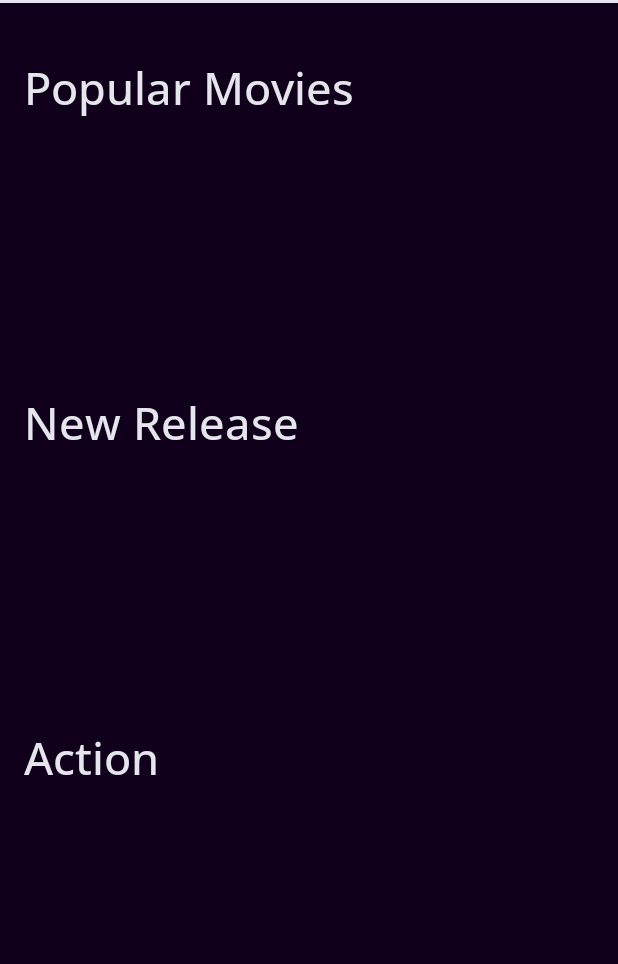
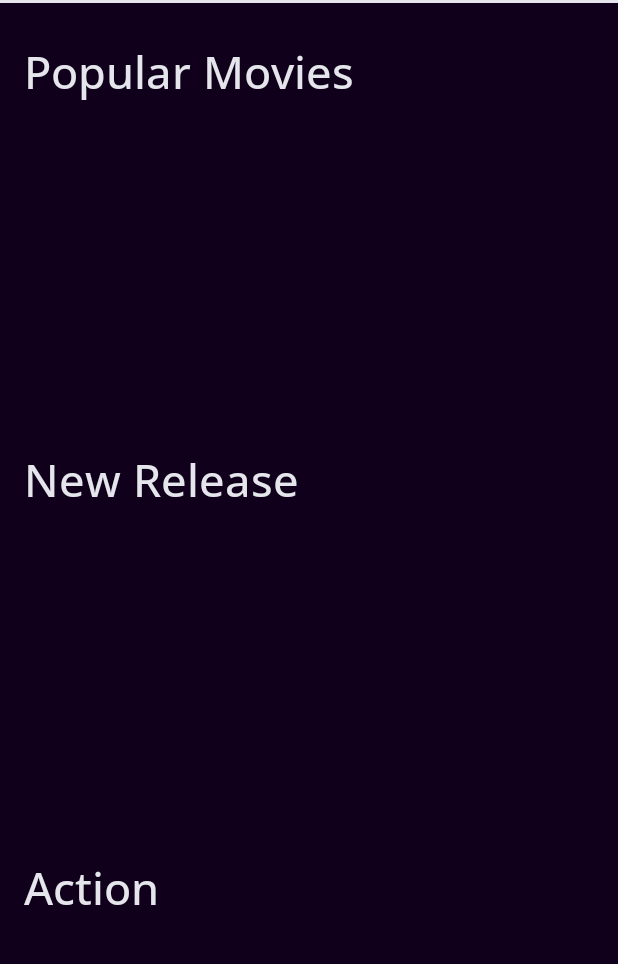
Before and after one commit to MaryGaney/CineCritique, an Android app: the screen it shows after launch (MainActivity), on a phone screen of 412 x 824 dp, the part 73-1037 px from its top. Run offline under Robolectric (Android 15) with nearby library versions, the light colour scheme and no system bars; our stand-ins replace Firebase (no records; nobody signed in at launch, a user with empty details on screens opened directly); libraries missing offline, so code that uses them is left out: com.firebase.ui, org.chromium.net; pictures from the network do not load; 4 statements that could not run were skipped.

Commit message:
movies displaying and are clickable, starting on individual movie page now as well as genre buttons page

```diff
--- a/app/src/main/java/com/example/cinecritique/IndMovie.kt
+++ b/app/src/main/java/com/example/cinecritique/IndMovie.kt
@@ -2,7 +2,6 @@ package com.example.cinecritique
 
 import android.content.Intent
 import android.os.Bundle
-import android.widget.ImageView
 import android.widget.ImageView
 import android.widget.TextView
 import androidx.activity.enableEdgeToEdge
@@ -22,11 +21,11 @@ class IndMovie : AppCompatActivity() {
         }
 
         //profile pic image takes you to user page
-        val pfp: ImageView = findViewById(R.id.pfp)
+        val pfp: ImageView = findViewById(R.id.userpic)
         //val pf: ImageView = findViewById(R.id.imageView)
         pfp.setOnClickListener {
             val intent = Intent(this, UserPage::class.java)
-            startActivityForResult(intent, ADD_TASK_REQUEST_CODE)
+            startActivity(intent)
         }
 
         // Retrieve data passed via Intent
--- a/app/src/main/java/com/example/cinecritique/MainActivity.kt
+++ b/app/src/main/java/com/example/cinecritique/MainActivity.kt
@@ -108,6 +108,7 @@ class MainActivity : AppCompatActivity() {
             Log.i("MYTAG", "failed sign in")
         }
     }
+
     private fun setupAdapter(recyclerView: RecyclerView, movies: List<Movie>) {
         val adapter = MovieAdapter(movies) { movie ->
             val intent = Intent(this, IndMovie::class.java).apply {
@@ -154,7 +155,9 @@ class MainActivity : AppCompatActivity() {
                                 poster_path = map["poster_path"] as String
                             )
                         }
+
                         (recyclerView.adapter as MovieAdapter).updateMovies(movies)
+                        setupAdapter(recyclerView, movies)
                     } else {
                         fetchMovies(genreName, genreId) { movies ->
                             val movieData = mapOf(
@@ -177,6 +180,7 @@ class MainActivity : AppCompatActivity() {
                                 }
 
                             (recyclerView.adapter as MovieAdapter).updateMovies(movies)
+                            setupAdapter(recyclerView, movies)
                         }
                     }
                 }.addOnFailureListener { e ->
--- a/app/src/main/res/layout/activity_main.xml
+++ b/app/src/main/res/layout/activity_main.xml
@@ -39,8 +39,9 @@
         app:layout_constraintTop_toBottomOf="@id/titleText"/>
     <ScrollView
         android:layout_width="match_parent"
-        android:layout_height="660dp"
-        android:layout_marginTop="15dp"
+        android:layout_marginTop="55dp"
+        android:layout_height="match_parent"
+
         app:layout_constraintTop_toBottomOf="@id/horzLine">
         <androidx.constraintlayout.widget.ConstraintLayout
             android:layout_width="match_parent"
@@ -61,7 +62,7 @@
         <androidx.recyclerview.widget.RecyclerView
             android:id="@+id/popularRecycle"
             android:layout_width="387dp"
-            android:layout_height="151dp"
+            android:layout_height="200dp"
             android:layout_marginStart="16dp"
             android:layout_marginTop="10dp"
             app:layout_constraintStart_toStartOf="parent"
@@ -84,7 +85,7 @@
         <androidx.recyclerview.widget.RecyclerView
             android:id="@+id/newReleaseRecycle"
             android:layout_width="387dp"
-            android:layout_height="151dp"
+            android:layout_height="200dp"
             android:layout_marginStart="16dp"
             android:layout_marginTop="10dp"
             app:layout_constraintStart_toStartOf="parent"
@@ -107,7 +108,7 @@
         <androidx.recyclerview.widget.RecyclerView
             android:id="@+id/actionRecycle"
             android:layout_width="387dp"
-            android:layout_height="151dp"
+            android:layout_height="200dp"
             android:layout_marginStart="16dp"
             android:layout_marginTop="10dp"
             app:layout_constraintStart_toStartOf="parent"
@@ -130,7 +131,7 @@
         <androidx.recyclerview.widget.RecyclerView
             android:id="@+id/comedyRecycle"
             android:layout_width="387dp"
-            android:layout_height="151dp"
+            android:layout_height="200dp"
             android:layout_marginStart="16dp"
             android:layout_marginTop="10dp"
             app:layout_constraintStart_toStartOf="parent"
--- a/app/src/main/res/layout/movie_item.xml
+++ b/app/src/main/res/layout/movie_item.xml
@@ -7,7 +7,7 @@
 
     <ImageView
         android:id="@+id/moviePoster"
-        android:layout_width="40dp"
-        android:layout_height="40dp"
-        android:scaleType="centerCrop" />
+        android:layout_width="120dp"
+        android:layout_height="180dp"
+        android:scaleType="centerInside" />
 </LinearLayout>
```
